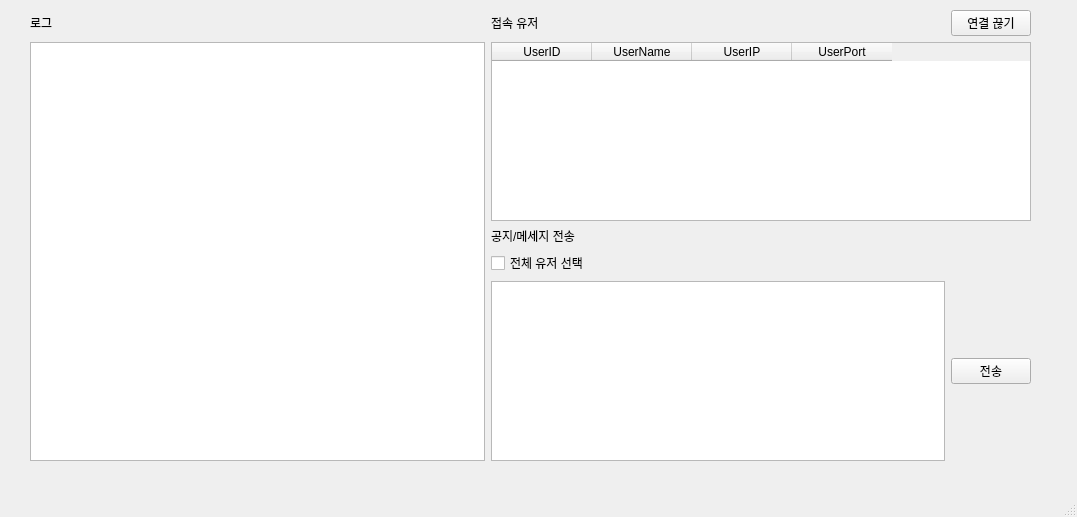
Above: mainwindow.ui from Goseongcheol/QTcpServer before the change. Below: the same form after it.
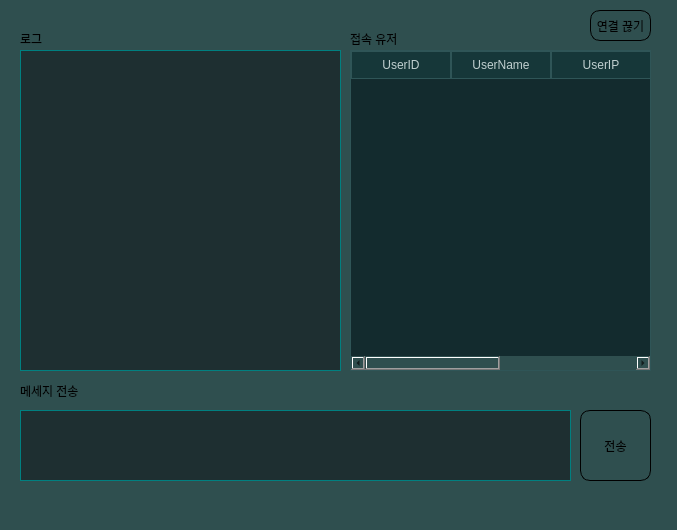
That is the form after the change.

Commit message: style sheet

Diff of the .ui file:
```diff
--- a/mainwindow.ui
+++ b/mainwindow.ui
@@ -6,67 +6,105 @@
    <rect>
     <x>0</x>
     <y>0</y>
-    <width>1077</width>
-    <height>517</height>
+    <width>677</width>
+    <height>530</height>
    </rect>
   </property>
   <property name="windowTitle">
-   <string>MainWindow</string>
+   <string>메인 서버</string>
+  </property>
+  <property name="styleSheet">
+   <string notr="true">background-color : 	#2f4f4f;
+</string>
   </property>
   <widget class="QWidget" name="centralwidget">
-   <widget class="QWidget" name="gridLayoutWidget">
+   <widget class="QTextEdit" name="logText">
     <property name="geometry">
      <rect>
-      <x>30</x>
-      <y>10</y>
-      <width>1001</width>
-      <height>451</height>
+      <x>20</x>
+      <y>50</y>
+      <width>321</width>
+      <height>321</height>
      </rect>
     </property>
-    <layout class="QGridLayout" name="gridLayout">
-     <item row="4" column="1">
-      <widget class="QTextEdit" name="sendText"/>
-     </item>
-     <item row="0" column="0">
+    <property name="styleSheet">
+     <string notr="true">color : #00bfff	;
+background-color : #1E2F31;
+border: 1px solid #008080;</string>
+    </property>
+    <property name="readOnly">
+     <bool>true</bool>
+    </property>
+   </widget>
+   <widget class="QTextEdit" name="sendText">
+    <property name="geometry">
+     <rect>
+      <x>20</x>
+      <y>410</y>
+      <width>551</width>
+      <height>71</height>
+     </rect>
+    </property>
+    <property name="styleSheet">
+     <string notr="true">color : white;
+background-color : #1E2F31;
+border: 1px solid #008080;</string>
+    </property>
+   </widget>
       <widget class="QLabel" name="LogLabel">
+    <property name="geometry">
+     <rect>
+      <x>20</x>
+      <y>30</y>
+      <width>51</width>
+      <height>18</height>
+     </rect>
+    </property>
        <property name="text">
         <string>로그</string>
        </property>
       </widget>
-     </item>
-     <item row="4" column="2">
-      <widget class="QPushButton" name="SendButton">
-       <property name="text">
-        <string>전송</string>
-       </property>
-      </widget>
-     </item>
-     <item row="3" column="1">
-      <widget class="QCheckBox" name="AllUserCheckBox">
-       <property name="text">
-        <string>전체 유저 선택</string>
-       </property>
-      </widget>
-     </item>
-     <item row="1" column="0" rowspan="4">
-      <widget class="QTextEdit" name="logText"/>
-     </item>
-     <item row="0" column="1">
       <widget class="QLabel" name="ConnectUserLabel">
+    <property name="geometry">
+     <rect>
+      <x>350</x>
+      <y>30</y>
+      <width>211</width>
+      <height>18</height>
+     </rect>
+    </property>
        <property name="text">
         <string>접속 유저</string>
        </property>
       </widget>
-     </item>
-     <item row="2" column="1">
-      <widget class="QLabel" name="CheckBoxLabel">
-       <property name="text">
-        <string>공지/메세지 전송</string>
-       </property>
-      </widget>
-     </item>
-     <item row="1" column="1" colspan="2">
       <widget class="QTableWidget" name="userListTableWidget">
+    <property name="geometry">
+     <rect>
+      <x>350</x>
+      <y>50</y>
+      <width>301</width>
+      <height>321</height>
+     </rect>
+    </property>
+    <property name="styleSheet">
+     <string notr="true">QTableWidget {
+    background-color: #132B2E;         
+    gridline-color: #2F5557;         
+    color: #E0E0E0;                 
+    selection-background-color: #1E3C3F; 
+    selection-color: #FFFFFF;         
+    border: 1px solid #2F5557;             
+}
+
+QHeaderView::section {
+    background-color: #163739;         
+    color: #C0CFCF;                     
+    border: 1px solid #2F5557;      
+    padding: 4px;
+}
+
+</string>
+    </property>
        <column>
         <property name="text">
          <string>UserID</string>
@@ -88,26 +126,68 @@
         </property>
        </column>
       </widget>
-     </item>
-     <item row="0" column="2">
+   <widget class="QLabel" name="CheckBoxLabel">
+    <property name="geometry">
+     <rect>
+      <x>20</x>
+      <y>380</y>
+      <width>81</width>
+      <height>21</height>
+     </rect>
+    </property>
+    <property name="text">
+     <string>메세지 전송</string>
+    </property>
+   </widget>
+   <widget class="QPushButton" name="SendButton">
+    <property name="geometry">
+     <rect>
+      <x>580</x>
+      <y>410</y>
+      <width>71</width>
+      <height>71</height>
+     </rect>
+    </property>
+    <property name="styleSheet">
+     <string notr="true">QPushButton {
+    background-color: qlineargradient(
+        x1:0, y1:0, x2:0, y2:1,
+        stop:0 #1E3C3F, stop:1 #0F2326
+    );                           
+    border-radius: 10px;     
+	border: 1px solid rgb(0,0,0);
+}
+</string>
+    </property>
+    <property name="text">
+     <string>전송</string>
+    </property>
+   </widget>
       <widget class="QPushButton" name="disConnectButton">
+    <property name="geometry">
+     <rect>
+      <x>590</x>
+      <y>10</y>
+      <width>61</width>
+      <height>31</height>
+     </rect>
+    </property>
+    <property name="styleSheet">
+     <string notr="true">QPushButton {
+    background-color: qlineargradient(
+        x1:0, y1:0, x2:0, y2:1,
+        stop:0 #1E3C3F, stop:1 #0F2326
+    );                                        
+    border-radius: 10px;     
+	border: 1px solid rgb(0,0,0);
+
+}
+</string>
+    </property>
        <property name="text">
         <string>연결 끊기</string>
        </property>
       </widget>
-     </item>
-    </layout>
-   </widget>
-  </widget>
-  <widget class="QMenuBar" name="menubar">
-   <property name="geometry">
-    <rect>
-     <x>0</x>
-     <y>0</y>
-     <width>1077</width>
-     <height>17</height>
-    </rect>
-   </property>
   </widget>
   <widget class="QStatusBar" name="statusbar"/>
  </widget>
```
Lines whose indentation alone changed are shown as unchanged. The commit also changes 1 other file.
